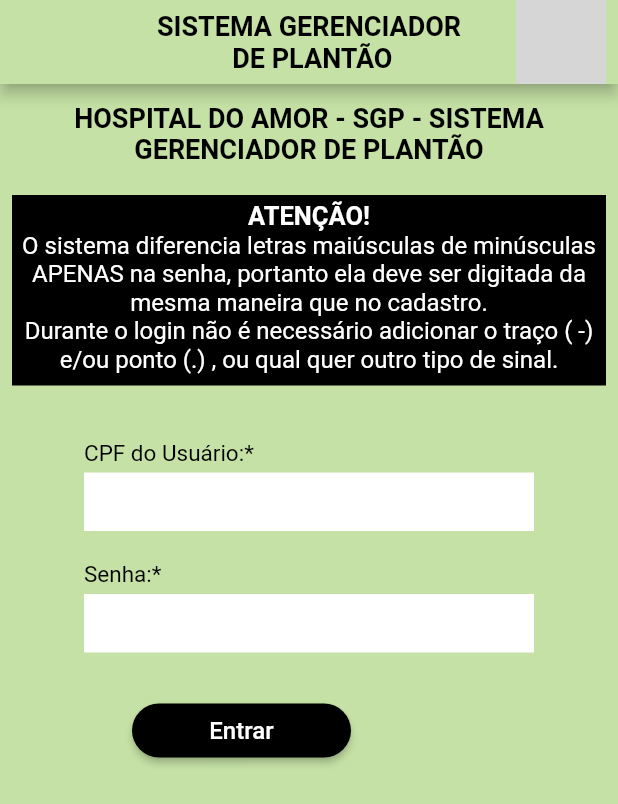
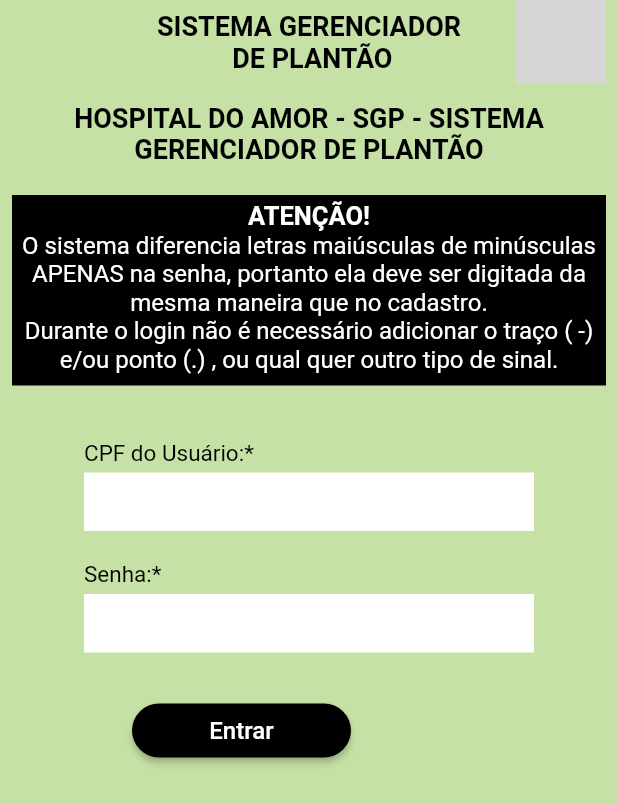
Before and after one commit to 914joseph/progmobaiol, a Flutter app: the screen it shows after launch, on a phone screen of 412 x 824 dp. Shown: the top 804 px of the screen. Run offline on Flutter 3.47's test engine with Material 2 defaults, Android fonts, the phone set to English and light mode, and no system bars; network calls fail; key blocks and very long unbroken strings in the code were emptied for the run; grey boxes are pictures that could not be loaded.

Commit message:
mudando appbar

```diff
--- a/lib/login.dart
+++ b/lib/login.dart
@@ -13,6 +13,9 @@ class _Login extends State<Login> {
   Widget build(BuildContext context) {
     return Scaffold(
       appBar: AppBar(
+
+          automaticallyImplyLeading: false,
+          elevation: 0,
         centerTitle: true,
         backgroundColor: Colors.lightGreen[200],
         title: Text('SISTEMA GERENCIADOR \n DE PLANTÃO', style: const TextStyle(fontSize: 18, color: Colors.black, fontWeight: FontWeight.bold), textAlign: TextAlign.center),
```
